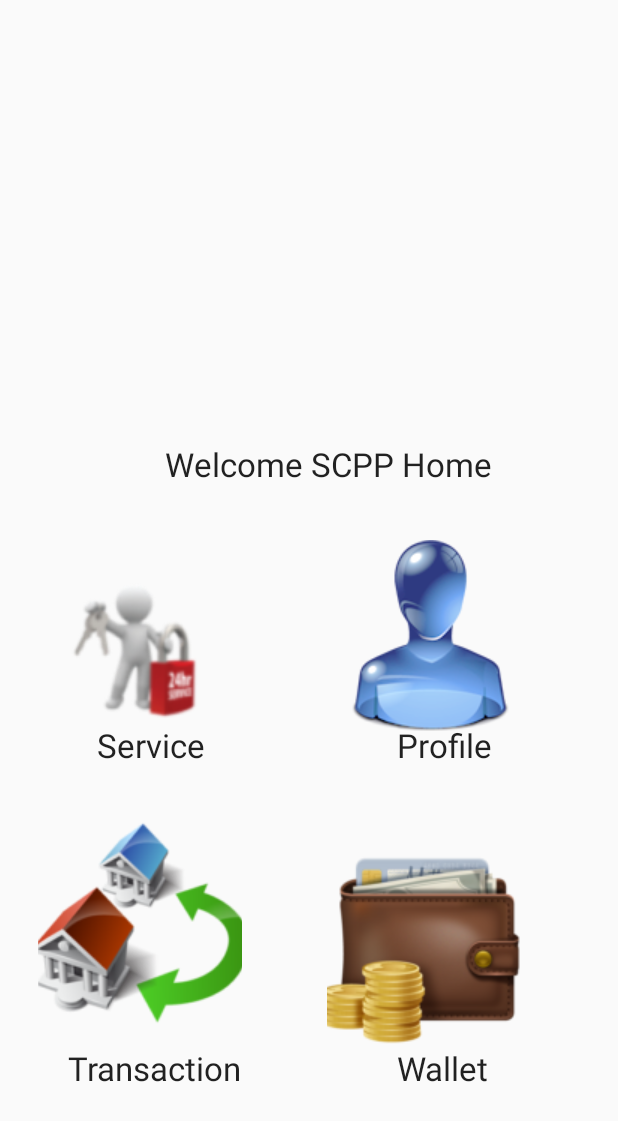
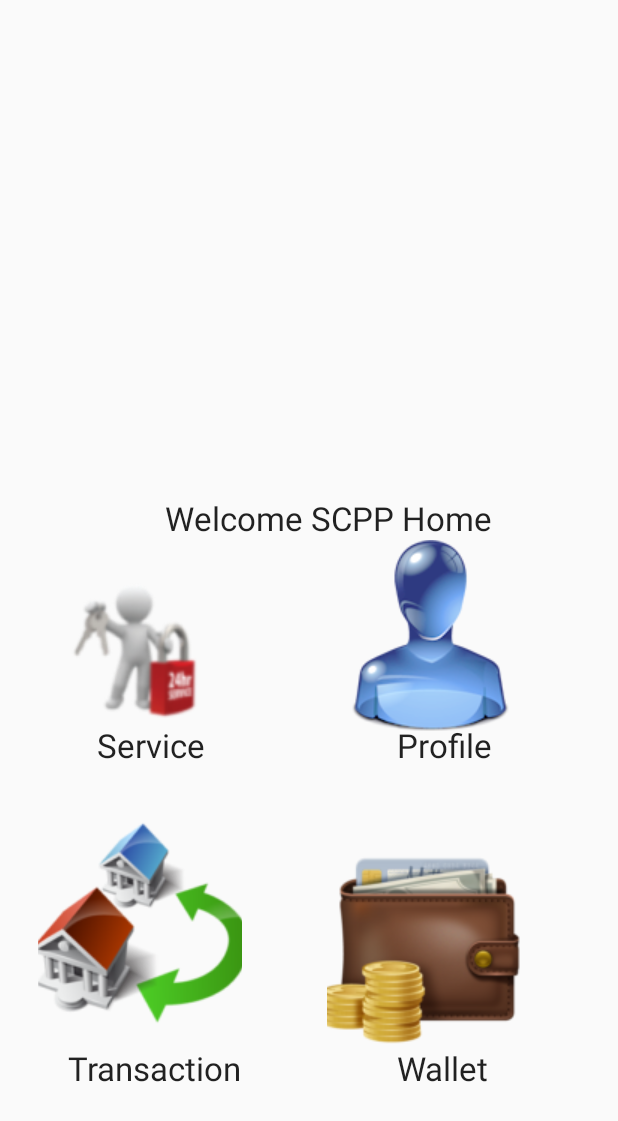
Before and after one commit to umayanga123/scpp_android_node, an Android app: the Home screen opened directly, with no data from a screen before it, on a phone screen of 412 x 824 dp. Shown: the top 1121 px of the screen. Run offline under Robolectric (Android 15) with nearby library versions, the light colour scheme and no system bars.

Commit message:
set_up_plugin_toMap_view_and_put_menu_to_res_folder__2016_8_12_14_35

```diff
--- a/app/src/main/java/scpp/globaleye/com/scppclient/services/RemoteSenzService.java
+++ b/app/src/main/java/scpp/globaleye/com/scppclient/services/RemoteSenzService.java
@@ -44,7 +44,8 @@ public class RemoteSenzService extends Service {
     private static final String TAG = RemoteSenzService.class.getName();
 
     // senz service host and port
-    private static final String SENZ_HOST = "10.0.3.2";
+    private static final String SENZ_HOST = "10.0.3.2";//genymotion emulator
+    //private static final String SENZ_HOST = "192.168.1.2"; //localmachine port -real device
     private static final int SENZ_PORT = 9090;
 
     // we are listing for UDP socket
--- a/app/src/main/java/scpp/globaleye/com/scppclient/ui/UserSelect.java
+++ b/app/src/main/java/scpp/globaleye/com/scppclient/ui/UserSelect.java
@@ -73,6 +73,7 @@ public class UserSelect extends Activity implements View.OnClickListener {
 
         }
     };
+
 
 
 
--- a/app/src/main/res/layout/activity_home.xml
+++ b/app/src/main/res/layout/activity_home.xml
@@ -117,9 +117,8 @@
             android:textAppearance="?android:attr/textAppearanceLarge"
             android:text="Welcome SCPP Home"
             android:id="@+id/tvWelcom"
-            android:layout_above="@+id/imageButtonService"
             android:layout_alignRight="@+id/tvProfile"
             android:layout_alignEnd="@+id/tvProfile"
-            android:layout_marginBottom="36dp" />
+            android:layout_above="@+id/imageButtonService" />
     </RelativeLayout>
 </LinearLayout>
--- /dev/null
+++ b/app/src/main/res/menu/main_menu.xml
@@ -0,0 +1,8 @@
+<?xml version="1.0" encoding="utf-8"?>
+<menu xmlns:android="http://schemas.android.com/apk/res/android">
+
+    <item
+        android:id="@+id/logOut"
+        android:icon="@drawable/ic_media_play"
+        android:title="Log Out"/>
+</menu>
--- a/app/src/main/res/values/styles.xml
+++ b/app/src/main/res/values/styles.xml
@@ -6,6 +6,7 @@
         <item name="colorPrimary">@color/colorPrimary</item>
         <item name="colorPrimaryDark">@color/colorPrimaryDark</item>
         <item name="colorAccent">@color/colorAccent</item>
+
     </style>
 
 </resources>
--- a/build.gradle
+++ b/build.gradle
@@ -6,7 +6,7 @@ buildscript {
     }
     dependencies {
         classpath 'com.android.tools.build:gradle:1.5.0'
-
+        classpath 'com.google.gms:google-services:2.0.0-alpha3'
 
         // NOTE: Do not place your application dependencies here; they belong
         // in the individual module build.gradle files
```
Also changed, not shown: app/build.gradle (+6 -1 lines), app/src/main/AndroidManifest.xml (+10 -7 lines), app/src/main/java/scpp/globaleye/com/scppclient/ui/Home.java (+30 -2 lines), 2 other files.
